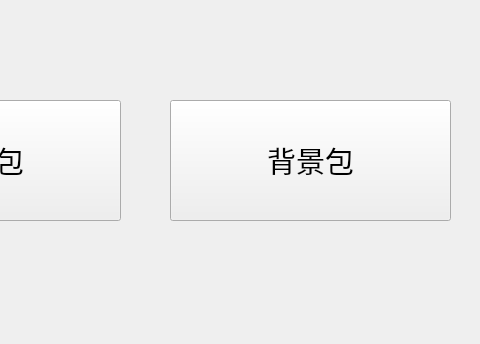
Above: project/store.ui from aaaMsLIUfruit/RunningDino before the change; both pictures show x 520 to 1000 and y 180 to 524 of the 1000 by 524 pixel window. Below: the same form after it.
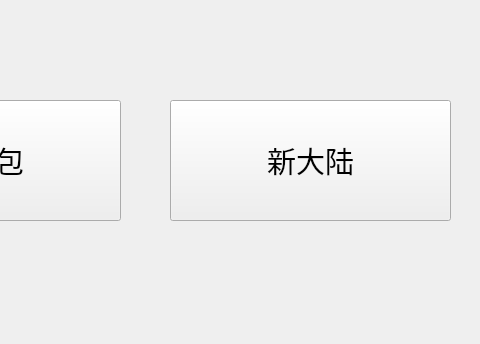
That is the form after the change.

What changed in the file:
```diff
--- a/project/store.ui
+++ b/project/store.ui
@@ -67,7 +67,7 @@
     </font>
    </property>
    <property name="text">
-    <string>背景包</string>
+    <string>新大陆</string>
    </property>
   </widget>
   <widget class="QLabel" name="head">
```
